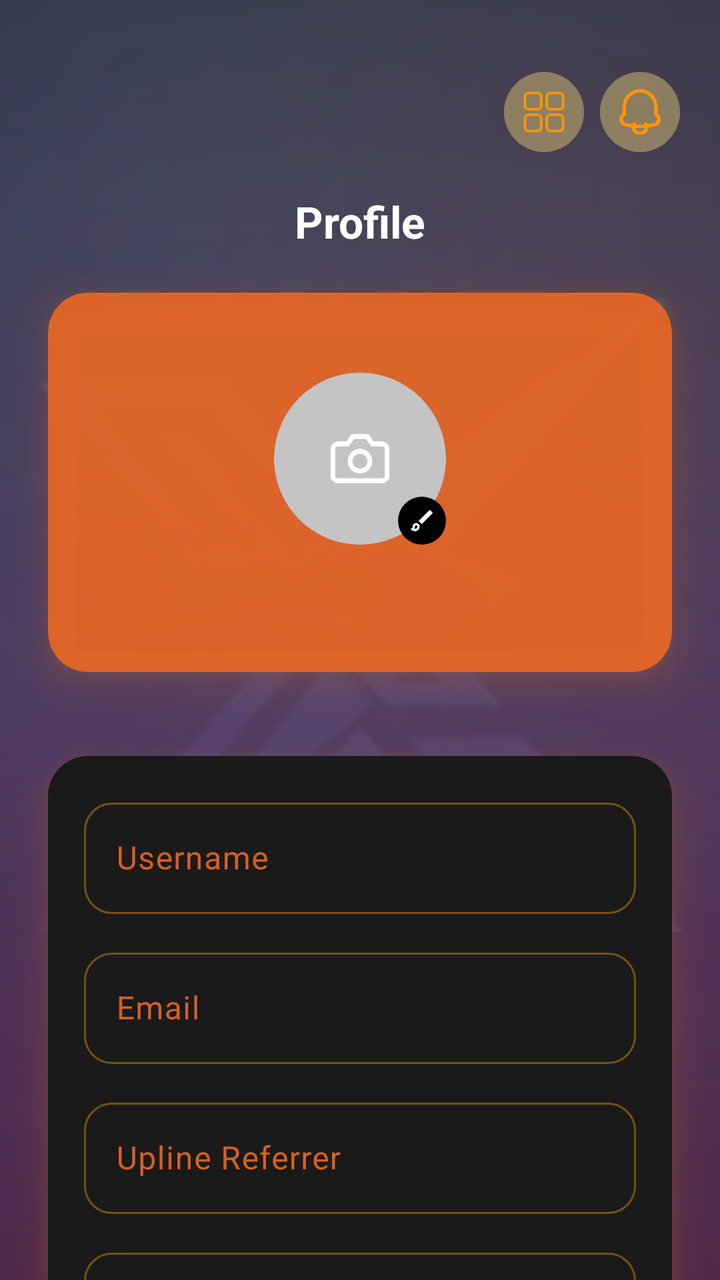
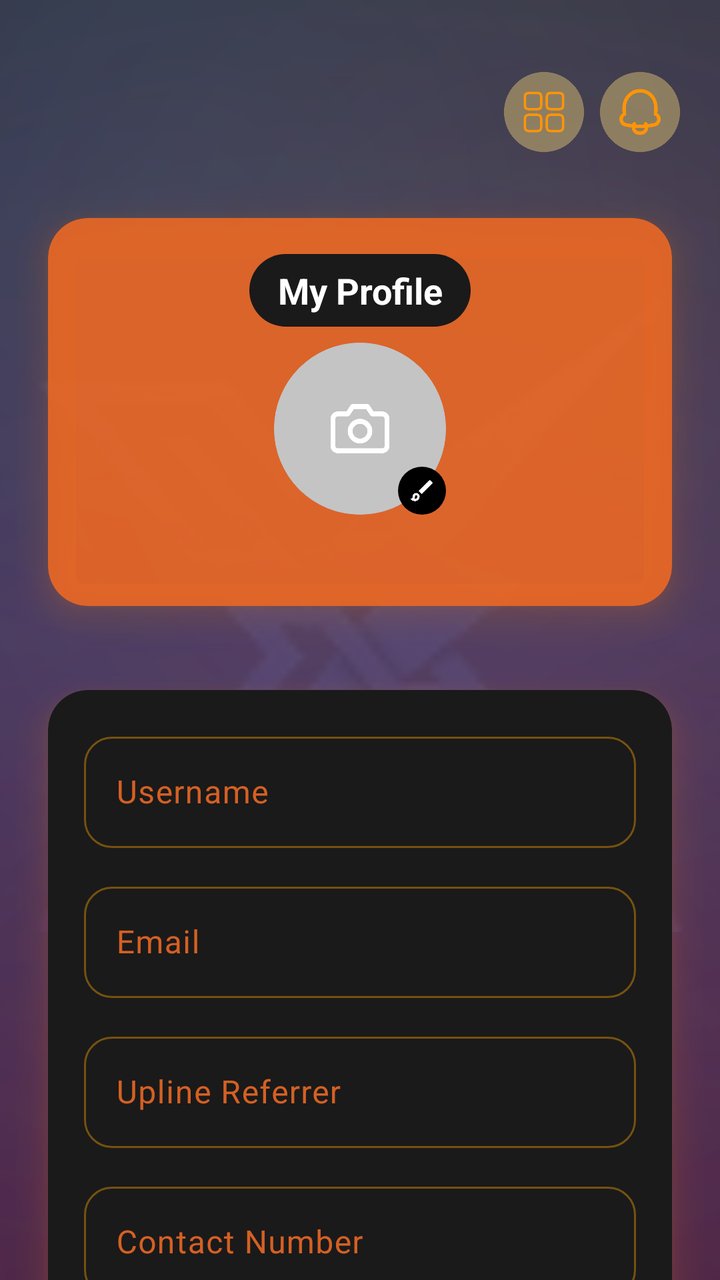

Compare the two renders of this Android layout. The source of the first and the diff that turns it into the second are given below.
<!-- AndroidManifest.xml: application theme Theme.Bitbloom -->
<!-- res/layout/fragment_profile.xml -->
<?xml version="1.0" encoding="utf-8"?>
<androidx.coordinatorlayout.widget.CoordinatorLayout xmlns:android="http://schemas.android.com/apk/res/android"
    xmlns:app="http://schemas.android.com/apk/res-auto"
    android:id="@+id/root"
    android:layout_width="match_parent"
    android:layout_height="match_parent"
    android:background="@drawable/bg_mxg_deposit_gradient">

    <androidx.core.widget.NestedScrollView
        android:id="@+id/scrollContainer"
        android:layout_width="match_parent"
        android:layout_height="match_parent"
        android:fillViewport="true"
        android:scrollbars="none">

        <androidx.constraintlayout.widget.ConstraintLayout
            android:layout_width="match_parent"
            android:layout_height="wrap_content"
            android:paddingTop="24dp"
            android:paddingBottom="24dp">

            
            <androidx.constraintlayout.widget.Guideline
                android:id="@+id/gStart"
                android:layout_width="wrap_content"
                android:layout_height="wrap_content"
                android:orientation="vertical"
                app:layout_constraintGuide_begin="8dp" />

            <androidx.constraintlayout.widget.Guideline
                android:id="@+id/gEnd"
                android:layout_width="wrap_content"
                android:layout_height="wrap_content"
                android:orientation="vertical"
                app:layout_constraintGuide_end="8dp" />

            
            <ImageView
                android:id="@+id/watermark"
                android:layout_width="0dp"
                android:layout_height="560dp"
                android:alpha="0.10"
                android:src="@drawable/logo"
                android:padding="8dp"
                app:layout_constraintEnd_toEndOf="@id/gEnd"
                app:layout_constraintStart_toStartOf="@id/gStart"
                app:layout_constraintTop_toTopOf="parent" />

            
            <androidx.constraintlayout.widget.ConstraintLayout
                android:id="@+id/topbar"
                android:layout_width="0dp"
                android:layout_height="64dp"
                android:paddingEnd="12dp"
                app:layout_constraintEnd_toEndOf="@id/gEnd"
                app:layout_constraintStart_toStartOf="@id/gStart"
                app:layout_constraintTop_toTopOf="parent">

                <LinearLayout
                    android:id="@+id/actionsRight"
                    android:layout_width="wrap_content"
                    android:layout_height="wrap_content"
                    android:orientation="horizontal"
                    app:layout_constraintBottom_toBottomOf="parent"
                    app:layout_constraintEnd_toEndOf="parent"
                    app:layout_constraintTop_toTopOf="parent">

                    <ImageView
                        android:id="@+id/menu"
                        android:layout_width="40dp"
                        android:layout_height="40dp"
                        android:background="@drawable/ic_window"
                        android:padding="8dp" />

                    <ImageView
                        android:id="@+id/notification_ic"
                        android:layout_width="40dp"
                        android:layout_height="40dp"
                        android:layout_marginStart="8dp"
                        android:background="@drawable/ic_bell"
                        android:padding="8dp" />
                </LinearLayout>
            </androidx.constraintlayout.widget.ConstraintLayout>
            
            <TextView
                android:id="@+id/title"
                android:layout_width="0dp"
                android:layout_height="wrap_content"
                android:layout_marginTop="8dp"
                android:gravity="center"
                android:text="@string/profile"
                android:textColor="@color/white"
                android:textSize="22sp"
                android:textStyle="bold"
                app:layout_constraintEnd_toEndOf="@id/gEnd"
                app:layout_constraintStart_toStartOf="@id/gStart"
                app:layout_constraintTop_toBottomOf="@id/topbar" />
            
            <FrameLayout
                android:id="@+id/profileShell"
                android:layout_width="0dp"
                android:layout_height="wrap_content"
                app:layout_constraintEnd_toEndOf="@id/gEnd"
                app:layout_constraintStart_toStartOf="@id/gStart"
                app:layout_constraintTop_toBottomOf="@id/title">

                <com.google.android.material.card.MaterialCardView
                    android:id="@+id/profileCard"
                    android:layout_width="match_parent"
                    android:layout_height="wrap_content"
                    android:outlineAmbientShadowColor="#FF7B00"
                    android:outlineSpotShadowColor="#FF7B00"
                    android:foreground="@drawable/ripple_dark"
                app:cardBackgroundColor="@color/orange"
                app:cardCornerRadius="20dp"
                app:cardElevation="10dp"
                app:cardMaxElevation="10dp"
                app:cardUseCompatPadding="true"
                app:strokeColor="@android:color/transparent"
                app:strokeWidth="0dp">

                <LinearLayout
                    android:layout_width="match_parent"
                    android:layout_height="wrap_content"
                    android:gravity="center_horizontal"
                    android:orientation="vertical"
                    android:paddingVertical="36dp">

                    
                    <RelativeLayout
                        android:layout_width="wrap_content"
                        android:layout_height="wrap_content"
                        android:layout_marginTop="4dp">

                        <ImageView
                            android:id="@+id/ivAvatar"
                            android:layout_width="86dp"
                            android:layout_height="86dp"
                            android:background="@drawable/circle_bg"
                            android:clipToOutline="true"
                            android:scaleType="centerCrop"
                            android:src="@drawable/camera" />

                        <ImageView
                            android:id="@+id/ivEdit"
                            android:layout_width="24dp"
                            android:layout_height="24dp"
                            android:layout_alignEnd="@id/ivAvatar"
                            android:layout_alignBottom="@id/ivAvatar"
                            android:background="@drawable/circle_orange"
                            android:padding="5dp"
                            android:src="@drawable/ic_edit"
                            app:tint="@color/white" />
                    </RelativeLayout>

                    <TextView
                        android:id="@+id/tvEmailTop"
                        android:layout_width="wrap_content"
                        android:layout_height="wrap_content"
                        android:layout_marginTop="10dp"
                        android:text=""
                        android:textColor="@color/orange"
                        android:textSize="13sp"
                        android:textStyle="bold" />
                </LinearLayout>
                </com.google.android.material.card.MaterialCardView>
        </FrameLayout>

        
            <FrameLayout
                android:id="@+id/formShell"
                android:layout_width="0dp"
                android:layout_height="wrap_content"
                app:layout_constraintEnd_toEndOf="@id/gEnd"
                app:layout_constraintStart_toStartOf="@id/gStart"
                app:layout_constraintTop_toBottomOf="@id/profileShell">

                <com.google.android.material.card.MaterialCardView
                    android:id="@+id/formCard"
                    android:layout_width="match_parent"
                    android:layout_height="wrap_content"
                    android:outlineAmbientShadowColor="#FF7B00"
                    android:outlineSpotShadowColor="#FF7B00"
                    app:cardBackgroundColor="@color/main_card_color"
                    app:cardCornerRadius="20dp"
                    app:cardElevation="10dp"
                    app:cardMaxElevation="10dp"
                    app:cardUseCompatPadding="true"
                    app:strokeColor="@android:color/transparent"
                    app:strokeWidth="0dp">

                    <LinearLayout
                        android:layout_width="match_parent"
                        android:layout_height="wrap_content"
                        android:orientation="vertical"
                        android:padding="18dp">

                        
                        <com.google.android.material.textfield.TextInputLayout
                            style="@style/Widget.Bitbloom.TextInput.Profile"
                            android:layout_width="match_parent"
                            android:layout_height="wrap_content"
                            android:layout_marginBottom="14dp"
                            android:hint="@string/fragment_profile_username">

                            <com.google.android.material.textfield.TextInputEditText
                                android:id="@+id/etUsername"
                                android:layout_width="match_parent"
                                android:layout_height="wrap_content"
                                android:inputType="textPersonName"
                                android:textColor="@android:color/white" />
                        </com.google.android.material.textfield.TextInputLayout>

                        
                        <com.google.android.material.textfield.TextInputLayout
                            style="@style/Widget.Bitbloom.TextInput.Profile"
                            android:layout_width="match_parent"
                            android:layout_height="wrap_content"
                            android:layout_marginBottom="14dp"
                            android:hint="@string/fragment_profile_email">

                            <com.google.android.material.textfield.TextInputEditText
                                android:id="@+id/etEmail"
                                android:layout_width="match_parent"
                                android:layout_height="wrap_content"
                                android:inputType="textEmailAddress"
                                android:textColor="@android:color/white" />
                        </com.google.android.material.textfield.TextInputLayout>
                        
                        <com.google.android.material.textfield.TextInputLayout
                            style="@style/Widget.Bitbloom.TextInput.Profile"
                            android:layout_width="match_parent"
                            android:layout_height="wrap_content"
                            android:layout_marginBottom="14dp"
                            android:hint="@string/upline_referrer">

                            <com.google.android.material.textfield.TextInputEditText
                                android:id="@+id/etUpline"
                                android:layout_width="match_parent"
                                android:layout_height="wrap_content"
                                android:inputType="phone"
                                android:textColor="@android:color/white" />
                        </com.google.android.material.textfield.TextInputLayout>
                        
                        <com.google.android.material.textfield.TextInputLayout
                            style="@style/Widget.Bitbloom.TextInput.Profile"
                            android:layout_width="match_parent"
                            android:layout_height="wrap_content"
                            android:hint="@string/fragment_profile_contact_number">

                            <com.google.android.material.textfield.TextInputEditText
                                android:id="@+id/etPhone"
                                android:layout_width="match_parent"
                                android:layout_height="wrap_content"
                                android:inputType="phone"
                                android:textColor="@android:color/white" />
                        </com.google.android.material.textfield.TextInputLayout>
                    </LinearLayout>
                </com.google.android.material.card.MaterialCardView>
            </FrameLayout>

            
            <LinearLayout
                android:id="@+id/actionsCol"
                android:layout_width="0dp"
                android:layout_height="wrap_content"
                android:layout_marginTop="16dp"
                android:orientation="vertical"
                app:layout_constraintEnd_toEndOf="@id/gEnd"
                app:layout_constraintStart_toStartOf="@id/gStart"
                app:layout_constraintTop_toBottomOf="@id/formShell">

                <com.google.android.material.button.MaterialButton
                    android:id="@+id/updatePasswordBtn"
                    android:layout_width="match_parent"
                    android:layout_height="56dp"
                    android:layout_marginHorizontal="18dp"
                    android:insetLeft="0dp"
                    android:insetTop="0dp"
                    android:insetRight="0dp"
                    android:insetBottom="0dp"
                    android:text="@string/fragment_profile_change_password"
                    android:textAllCaps="false"
                    android:textColor="@android:color/white"
                    android:textStyle="bold"
                    app:backgroundTint="#1C1C1C"
                    app:cornerRadius="16dp" />

                <View
                    android:layout_width="match_parent"
                    android:layout_height="12dp" />

                <com.google.android.material.button.MaterialButton
                    android:id="@+id/btnUpdate"
                    android:layout_width="match_parent"
                    android:layout_height="56dp"
                    android:layout_marginHorizontal="18dp"
                    android:insetLeft="0dp"
                    android:insetTop="0dp"
                    android:insetRight="0dp"
                    android:insetBottom="0dp"
                    android:text="@string/dialog_options_update"
                    android:textAllCaps="false"
                    android:textColor="@android:color/white"
                    android:textStyle="bold"
                    app:backgroundTint="@color/button_color"
                    app:cornerRadius="16dp" />

                <View
                    android:layout_width="match_parent"
                    android:layout_height="12dp" />

                <com.google.android.material.button.MaterialButton
                    android:id="@+id/btnLogout"
                    android:layout_width="match_parent"
                    android:layout_height="56dp"
                    android:layout_marginHorizontal="18dp"
                    android:insetLeft="0dp"
                    android:insetTop="0dp"
                    android:insetRight="0dp"
                    android:insetBottom="0dp"
                    android:text="@string/log_out"
                    android:textAllCaps="false"
                    android:textColor="@android:color/white"
                    android:textStyle="bold"
                    app:backgroundTint="#1C1C1C"
                    app:cornerRadius="16dp" />
            </LinearLayout>

            
            <Space
                android:layout_width="0dp"
                android:layout_height="120dp"
                app:layout_constraintEnd_toEndOf="@id/gEnd"
                app:layout_constraintStart_toStartOf="@id/gStart"
                app:layout_constraintTop_toBottomOf="@id/actionsCol" />

        </androidx.constraintlayout.widget.ConstraintLayout>
    </androidx.core.widget.NestedScrollView>
</androidx.coordinatorlayout.widget.CoordinatorLayout>
<!-- resources referenced by this layout -->
<resources>
  <color name="button_color">#EE6924</color>
  <color name="main_card_color">#1A1A1A</color>
  <color name="orange">#E1EE6924</color>
  <color name="white">#FFFFFFFF</color>
  <!-- drawable circle_bg (drawable) -->
  <?xml version="1.0" encoding="utf-8"?>
  <shape xmlns:android="http://schemas.android.com/apk/res/android"
      android:shape="oval">
  
      <solid android:color="@android:color/darker_gray" /> 
  
  </shape>
  <!-- drawable circle_orange (drawable) -->
  <?xml version="1.0" encoding="utf-8"?>
  <shape xmlns:android="http://schemas.android.com/apk/res/android" android:shape="oval">
      <solid android:color="@color/black"/>
  </shape>
  <!-- drawable ripple_dark (drawable) -->
  <?xml version="1.0" encoding="utf-8"?>
  <ripple xmlns:android="http://schemas.android.com/apk/res/android"
      android:color="#26FFFFFF">
      <item android:id="@android:id/mask">
          <shape android:shape="rectangle">
              <corners android:radius="20dp"/>
              <solid android:color="#FFFFFFFF"/>
          </shape>
      </item>
  </ripple>
  <string name="dialog_options_update">Update</string>
  <string name="fragment_profile_change_password">Change Password</string>
  <string name="fragment_profile_contact_number">Contact Number</string>
  <string name="fragment_profile_email">Email</string>
  <string name="fragment_profile_username">Username</string>
  <string name="log_out">Log Out</string>
  <string name="profile">Profile</string>
  <string name="upline_referrer">Upline Referrer</string>
  <style name="Theme.Bitbloom" parent="Base.Theme.Bitbloom">
          
          <item name="editTextStyle">@style/Widget.MXG.EditText.WhiteCursor</item>
          <item name="android:editTextStyle">@style/Widget.MXG.EditText.WhiteCursor</item>
  
          
          <item name="android:textCursorDrawable">@drawable/cursor_white</item>
      </style>
  <color name="black">#FF000000</color>
  <style name="Base.Theme.Bitbloom" parent="Theme.Material3.DayNight.NoActionBar">
          <item name="android:statusBarColor">@color/mxg_black</item>
          <item name="colorPrimary">@color/mxg_white</item>
          <item name="android:navigationBarColor">@color/mxg_black</item>
          <item name="android:datePickerDialogTheme">@style/BitbloomDatePickerTheme</item>
      </style>
  <style name="Widget.MXG.EditText.WhiteCursor" parent="Widget.AppCompat.EditText">
          <item name="android:textCursorDrawable">@drawable/cursor_white</item>
      </style>
  <!-- drawable cursor_white (drawable) -->
  <?xml version="1.0" encoding="utf-8"?>
  <shape xmlns:android="http://schemas.android.com/apk/res/android">
      <size android:width="2dp"/>
      <solid android:color="@android:color/white"/>
      <corners android:radius="1dp"/>
  </shape>
  <color name="mxg_black">#000000</color>
  <color name="mxg_white">#FFFFFF</color>
  <style name="BitbloomDatePickerTheme" parent="ThemeOverlay.MaterialComponents.MaterialAlertDialog">
          <item name="colorAccent">@color/status_bar_color</item> 
          <item name="android:headerBackground">@color/light_status_bar_color
          </item> 
          <item name="android:colorControlHighlight">@color/status_bar_color
          </item> 
          <item name="android:colorControlActivated">@color/status_bar_color
          </item> 
          <item name="android:textColorPrimaryInverse">@color/white</item> 
          <item name="android:textColor">@color/status_bar_color</item> 
          <item name="android:textColorPrimary">?attr/colorOnBackground</item> 
      </style>
  <color name="status_bar_color">#EE6924</color>
  <color name="light_status_bar_color">#EE6924</color>
  <!-- unchanged entries left out for length: 7 -->
</resources>

<!-- the commit's change to res/layout/fragment_profile.xml (unified diff, before → after) -->
@@ -82,19 +82,7 @@
                 </LinearLayout>
             </androidx.constraintlayout.widget.ConstraintLayout>
             
-            <TextView
-                android:id="@+id/title"
-                android:layout_width="0dp"
-                android:layout_height="wrap_content"
-                android:layout_marginTop="8dp"
-                android:gravity="center"
-                android:text="@string/profile"
-                android:textColor="@color/white"
-                android:textSize="22sp"
-                android:textStyle="bold"
-                app:layout_constraintEnd_toEndOf="@id/gEnd"
-                app:layout_constraintStart_toStartOf="@id/gStart"
-                app:layout_constraintTop_toBottomOf="@id/topbar" />
+
             
             <FrameLayout
                 android:id="@+id/profileShell"
@@ -102,7 +90,7 @@
                 android:layout_height="wrap_content"
                 app:layout_constraintEnd_toEndOf="@id/gEnd"
                 app:layout_constraintStart_toStartOf="@id/gStart"
-                app:layout_constraintTop_toBottomOf="@id/title">
+                app:layout_constraintTop_toBottomOf="@id/topbar">
 
                 <com.google.android.material.card.MaterialCardView
                     android:id="@+id/profileCard"
@@ -124,13 +112,29 @@
                     android:layout_height="wrap_content"
                     android:gravity="center_horizontal"
                     android:orientation="vertical"
-                    android:paddingVertical="36dp">
-
+                    android:paddingVertical="18dp"
+                    >
+                    <TextView
+                        android:id="@+id/title"
+                        android:layout_width="wrap_content"
+                        android:layout_height="wrap_content"
+                        android:gravity="center"
+                        android:text="@string/profile"
+                        android:textColor="@color/white"
+                        android:textSize="18sp"
+                        android:textStyle="bold"
+
+                        android:layout_marginHorizontal="20dp"
+                        android:textAlignment="center"
+                        android:background="@drawable/bg_pill_black"
+                        />
                     
                     <RelativeLayout
                         android:layout_width="wrap_content"
                         android:layout_height="wrap_content"
-                        android:layout_marginTop="4dp">
+
+                        android:layout_marginTop="8dp">
+
 
                         <ImageView
                             android:id="@+id/ivAvatar"
@@ -159,7 +163,7 @@
                         android:layout_height="wrap_content"
                         android:layout_marginTop="10dp"
                         android:text=""
-                        android:textColor="@color/orange"
+                        android:textColor="@color/white"
                         android:textSize="13sp"
                         android:textStyle="bold" />
                 </LinearLayout>
<!-- resource entries referenced after the edit -->
@@ -4,6 +4,18 @@
   <color name="main_card_color">#1A1A1A</color>
   <color name="orange">#E1EE6924</color>
   <color name="white">#FFFFFFFF</color>
+  <!-- drawable bg_pill_black (drawable) -->
+  <?xml version="1.0" encoding="utf-8"?>
+  <shape xmlns:android="http://schemas.android.com/apk/res/android" android:shape="rectangle">
+      <solid android:color="@color/main_card_color" />
+      <corners android:radius="999dp" />
+      
+      <padding
+          android:left="14dp"
+          android:top="6dp"
+          android:right="14dp"
+          android:bottom="6dp" />
+  </shape>
   <!-- drawable circle_bg (drawable) -->
   <?xml version="1.0" encoding="utf-8"?>
   <shape xmlns:android="http://schemas.android.com/apk/res/android"
@@ -34,7 +46,7 @@
   <string name="fragment_profile_email">Email</string>
   <string name="fragment_profile_username">Username</string>
   <string name="log_out">Log Out</string>
-  <string name="profile">Profile</string>
+  <string name="profile">My Profile</string>
   <string name="upline_referrer">Upline Referrer</string>
   <style name="Theme.Bitbloom" parent="Base.Theme.Bitbloom">
           
